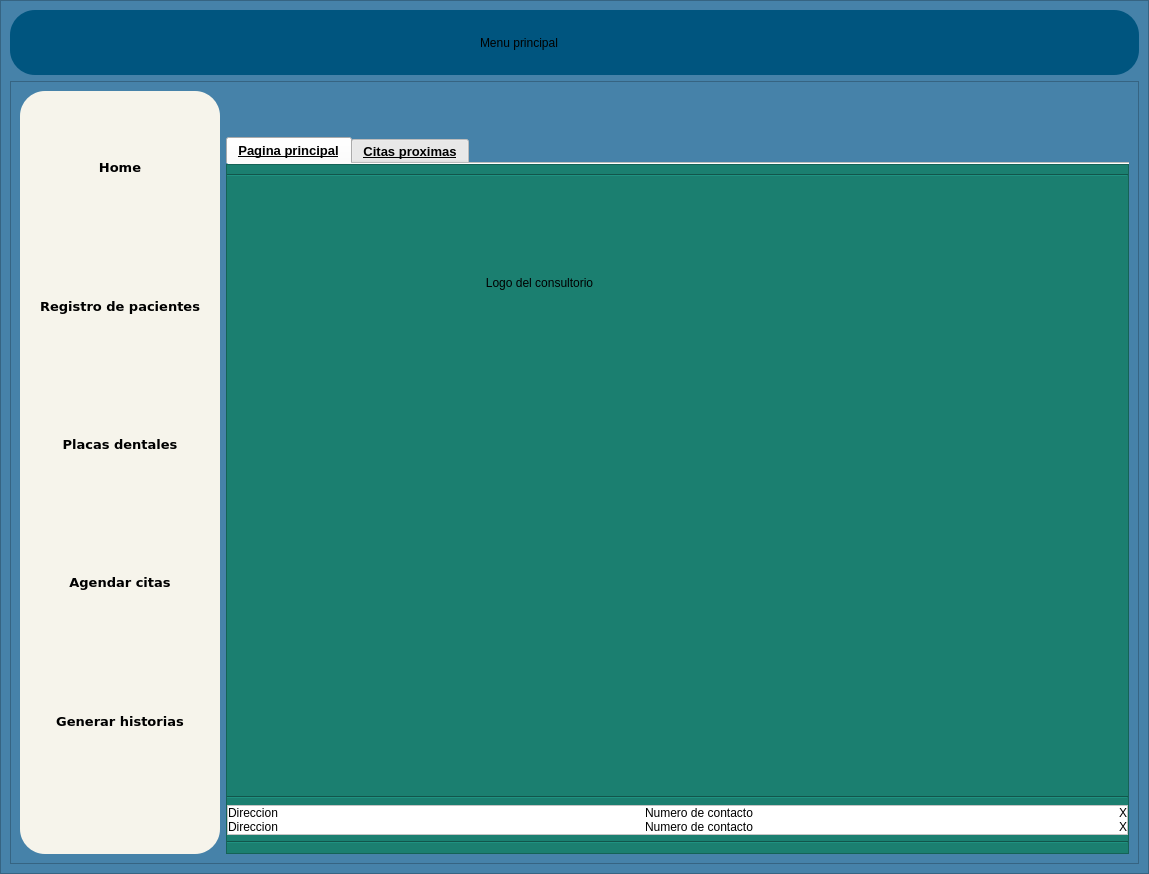
Old version of the form interfaces/menu.ui in the repository Reinaldito04/App-Consultas-y-Historias-Medicas.
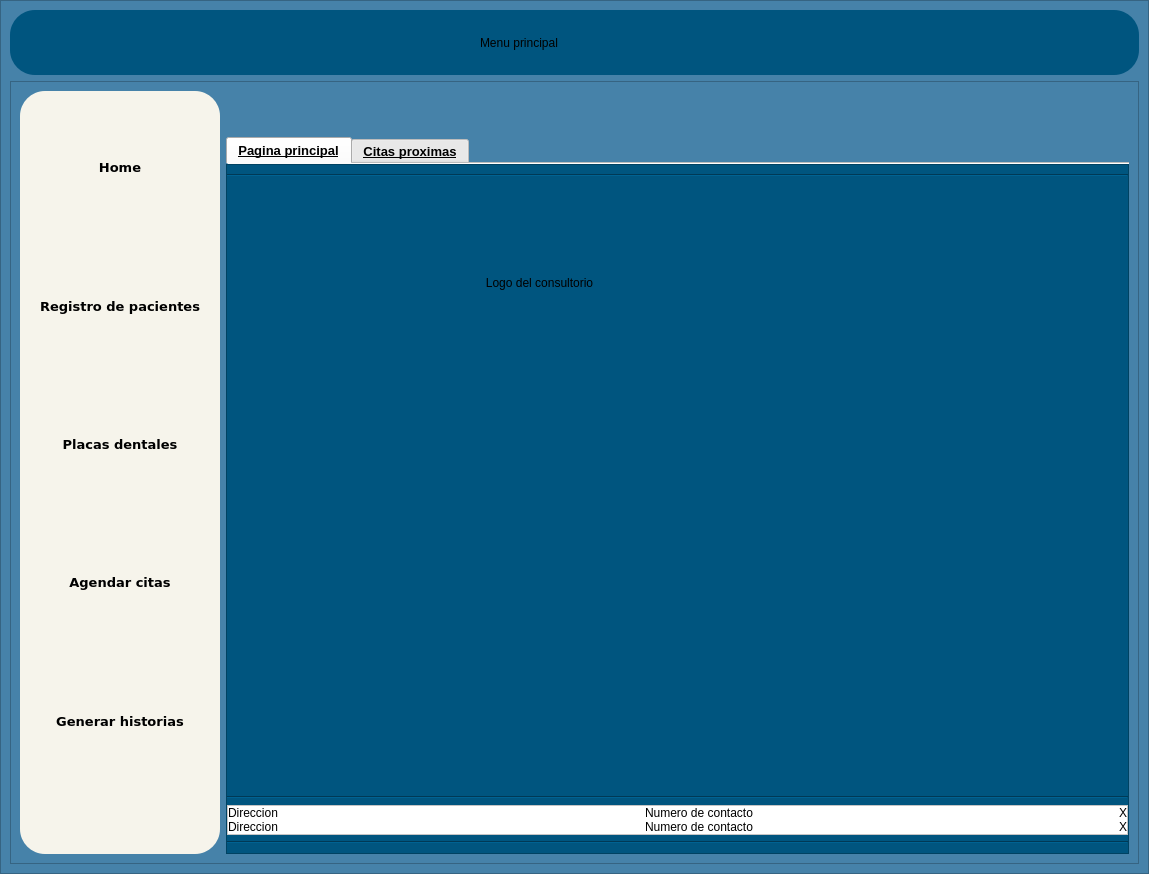
New version of the form. The open tabs and pages were chosen to show the change. Icons and pictures are not drawn.

Diff of the .ui file:
```diff
--- a/interfaces/menu.ui
+++ b/interfaces/menu.ui
@@ -762,8 +762,9 @@
                   <property name="styleSheet">
                    <string notr="true">QLabel{
 	font: 12pt &quot;MS Reference Sans Serif&quot;;
-}QFrame{
-	background-color: rgb(27, 127, 112);
+}
+QFrame{
+	background-color:rgb(0, 85, 127);
 }</string>
                   </property>
                   <property name="frameShape">
```
Left out of the diff: 4 changed lines with no effect on the pictures.
